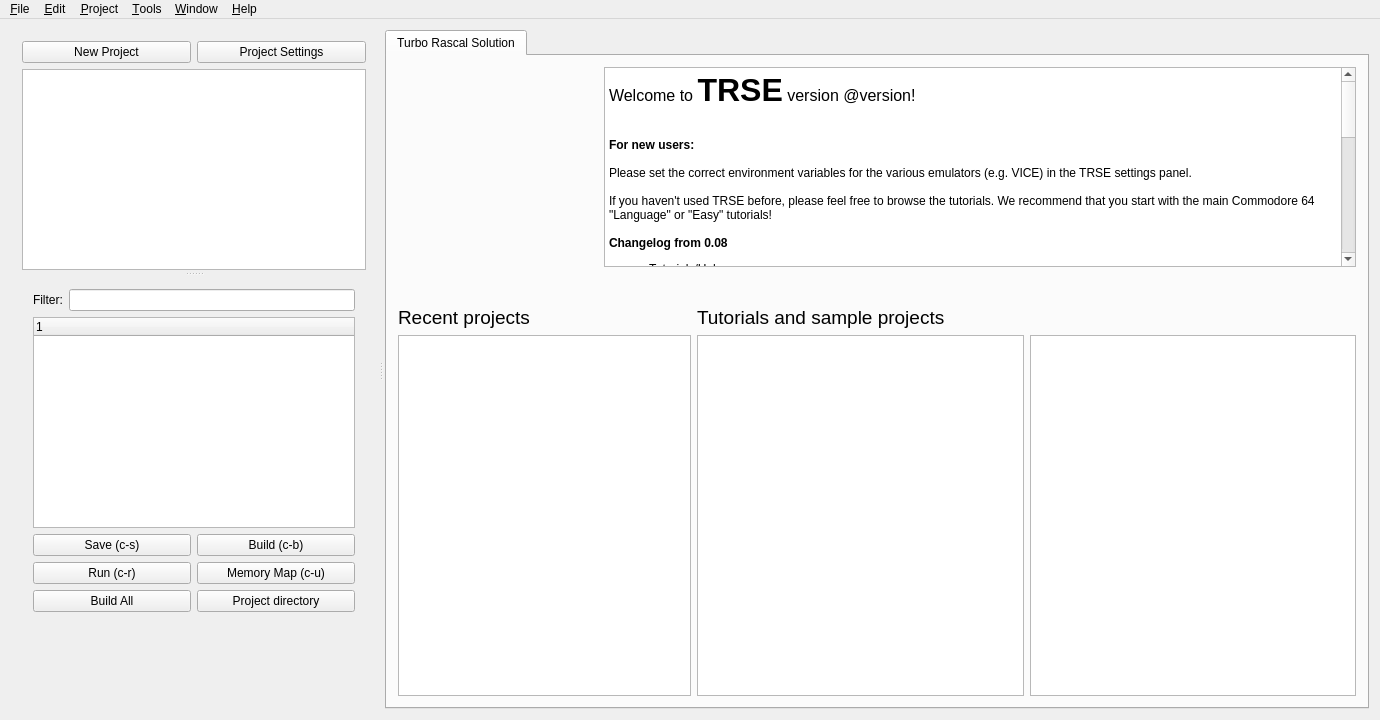
The window that mainwindow.ui (leuat/TRSE) describes before a commit, drawn with Qt 5.
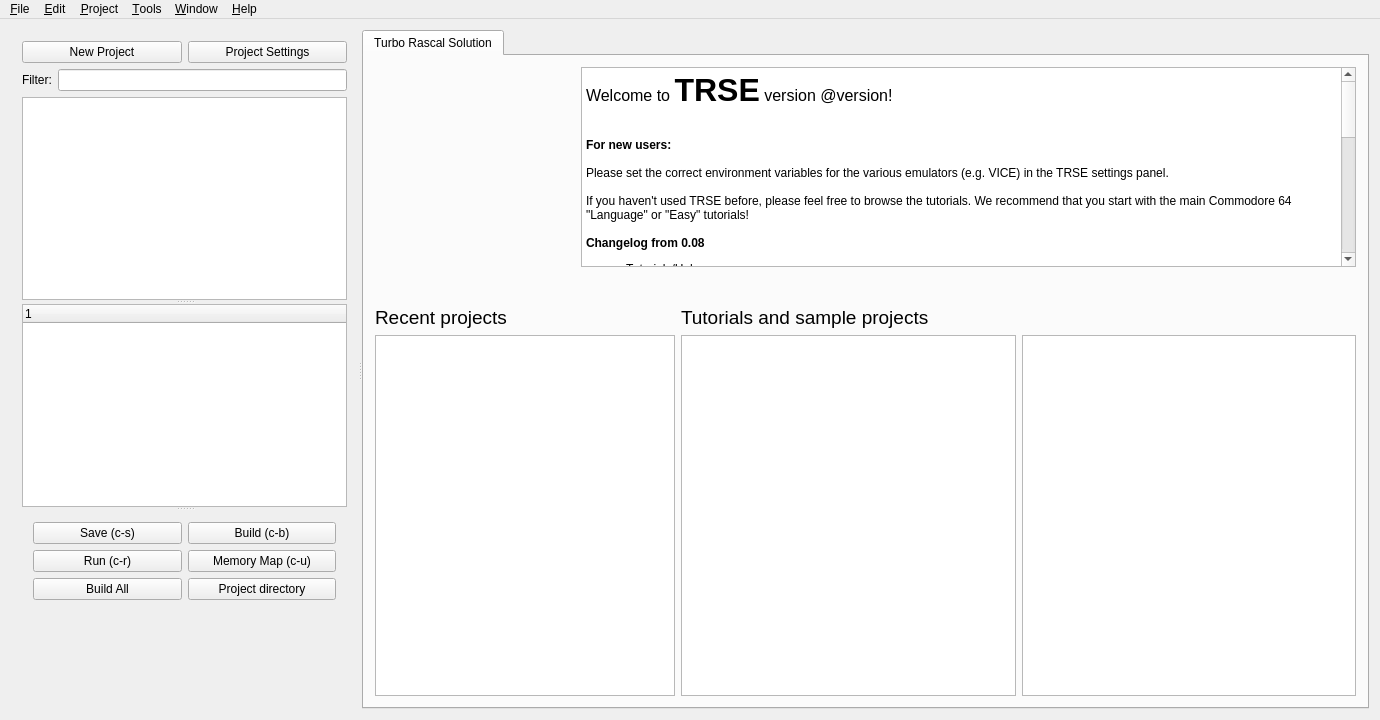
The same window after the commit. Icons and pictures are not drawn.

Patch:
```diff
--- a/mainwindow.ui
+++ b/mainwindow.ui
@@ -29,18 +29,17 @@
      <verstretch>0</verstretch>
     </sizepolicy>
    </property>
-   <layout class="QGridLayout" name="gridLayout">
+   <layout class="QGridLayout" name="gridLayout_7">
     <item row="0" column="0">
      <widget class="QSplitter" name="splitter">
       <property name="orientation">
        <enum>Qt::Horizontal</enum>
       </property>
-      <property name="handleWidth">
-       <number>8</number>
-      </property>
       <widget class="QWidget" name="layoutWidget">
-       <layout class="QVBoxLayout" name="verticalLayout" stretch="1,10">
+       <layout class="QVBoxLayout" name="verticalLayout">
         <item>
+         <layout class="QGridLayout" name="gridLayout">
+          <item row="0" column="0">
          <layout class="QHBoxLayout" name="horizontalLayout">
           <item>
            <widget class="QPushButton" name="btnNewProject">
@@ -58,17 +57,31 @@
           </item>
          </layout>
         </item>
+          <item row="1" column="0">
+           <layout class="QHBoxLayout" name="horizontalLayout_2">
         <item>
+             <widget class="QLabel" name="label_5">
+              <property name="text">
+               <string>Filter:</string>
+              </property>
+             </widget>
+            </item>
+            <item>
+             <widget class="QLineEdit" name="leFilterSymbols"/>
+            </item>
+           </layout>
+          </item>
+         </layout>
+        </item>
+        <item>
+         <widget class="QSplitter" name="qsplitter">
+          <property name="orientation">
+           <enum>Qt::Vertical</enum>
+          </property>
          <widget class="QSplitter" name="psplitter">
-          <property name="lineWidth">
-           <number>2</number>
-          </property>
           <property name="orientation">
            <enum>Qt::Vertical</enum>
           </property>
-          <property name="handleWidth">
-           <number>8</number>
-          </property>
           <widget class="QTreeView" name="treeFiles">
            <property name="font">
             <font>
@@ -85,23 +98,6 @@
             <bool>true</bool>
            </property>
           </widget>
-          <widget class="QWidget" name="verticalLayoutWidget">
-           <layout class="QVBoxLayout" name="verticalLayout_4">
-            <item>
-             <layout class="QHBoxLayout" name="horizontalLayout_2">
-              <item>
-               <widget class="QLabel" name="label_5">
-                <property name="text">
-                 <string>Filter:</string>
-                </property>
-               </widget>
-              </item>
-              <item>
-               <widget class="QLineEdit" name="leFilterSymbols"/>
-              </item>
-             </layout>
-            </item>
-            <item>
              <widget class="QTreeWidget" name="treeSymbols">
               <column>
                <property name="text">
@@ -109,8 +105,8 @@
                </property>
               </column>
              </widget>
-            </item>
-            <item>
+          </widget>
+          <widget class="QWidget" name="layoutWidget">
              <layout class="QVBoxLayout" name="verticalLayout_5">
               <item>
                <layout class="QGridLayout" name="gridLayout_5">
@@ -243,8 +239,6 @@
                      <string>Run (c-r)</string>
                     </property>
                    </widget>
-                  </item>
-                 </layout>
                 </item>
                </layout>
               </item>
```
Lines whose indentation alone changed are shown as unchanged.
